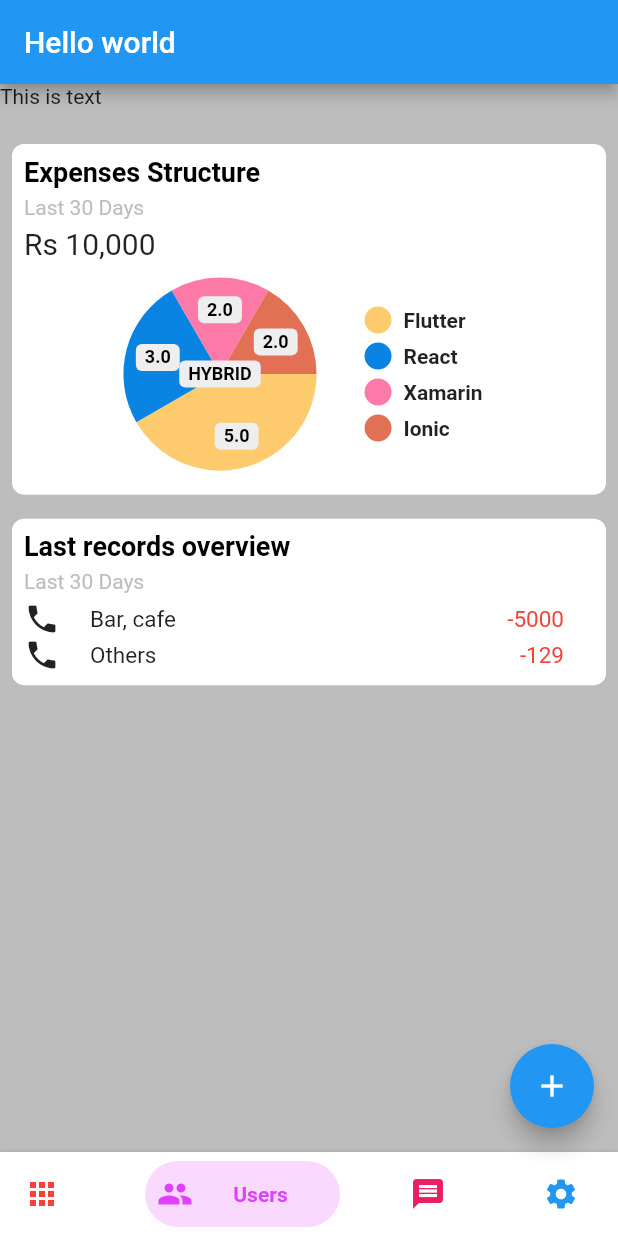
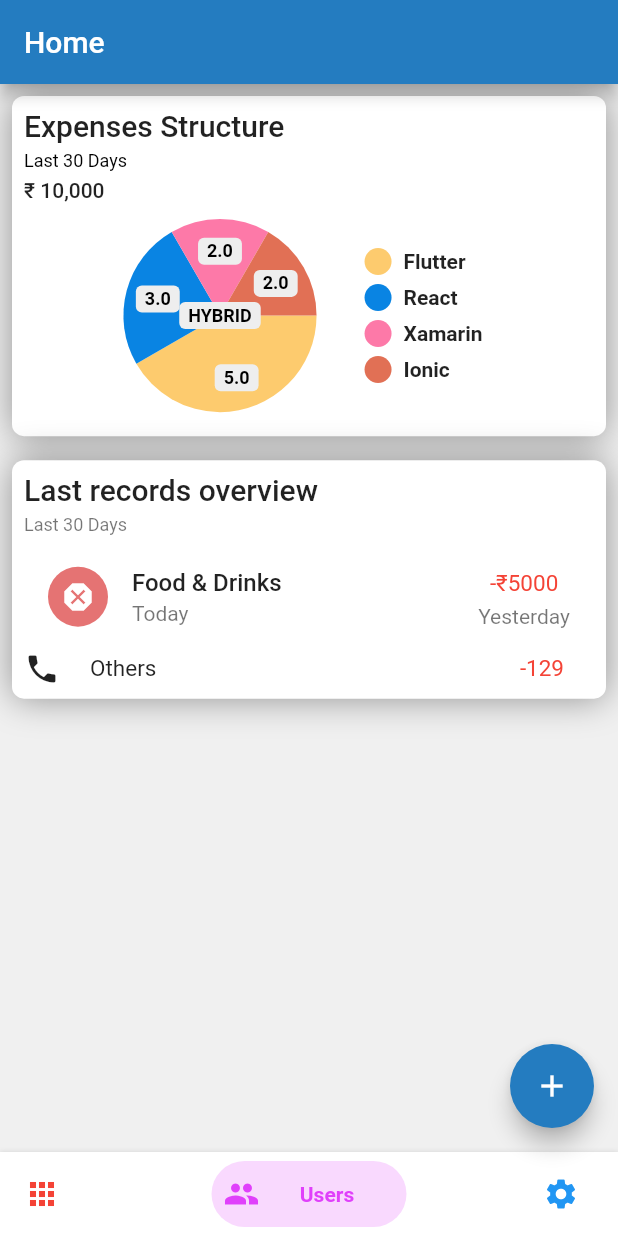
Before and after one commit to ain-py/hackjmi, a Flutter app: the screen it shows after launch, item 2 of the bottom bar chosen, on a phone screen of 412 x 824 dp. Run offline on Flutter 3.47's test engine with Material 2 defaults, Android fonts, the phone set to English and light mode, and no system bars; drawn by our look-alikes of bottom_navy_bar, pie_chart.

Commit message:
added shadows + changed last records overview

```diff
--- a/lib/main.dart
+++ b/lib/main.dart
@@ -2,6 +2,7 @@
 
 import 'package:app/provider/main_provider.dart';
 import 'package:app/screens/home_page.dart';
+import 'package:app/utils/colors.dart';
 import 'package:flutter/material.dart';
 import 'package:provider/provider.dart';
 
@@ -19,7 +20,7 @@
   Widget build(BuildContext context) {
     return MaterialApp(
       theme: ThemeData(
-        primarySwatch: Colors.blue,
+        primarySwatch: colors.primary_app,
       ),
       home: const HomePage(),
     );
--- a/lib/screens/home_page.dart
+++ b/lib/screens/home_page.dart
@@ -2,10 +2,13 @@
 import 'dart:io';
 
 import 'package:app/models/expense_model.dart';
+import 'package:app/utils/constants.dart';
 import 'package:bottom_navy_bar/bottom_navy_bar.dart';
 import 'package:flutter/material.dart';
 import 'package:flutter/services.dart';
 import 'package:pie_chart/pie_chart.dart';
+import 'package:app/utils/colors.dart';
+import 'package:app/utils/constants.dart';
 
 class HomePage extends StatefulWidget {
   const HomePage({super.key});
@@ -45,15 +48,15 @@
     const Color(0xffe17055),
     const Color(0xff6c5ce7),
   ];
-
   @override
   int _currentIndex = 0;
   Widget build(BuildContext context) {
     getExpense();
     return Scaffold(
-      backgroundColor: Colors.grey[400],
+      backgroundColor: colors.gray,
       appBar: AppBar(
-        title: Text('Hello world'),
+        backgroundColor: colors.primary,
+        title: Text('Home'),
       ),
       floatingActionButton: FloatingActionButton(
         onPressed: () {},
@@ -79,14 +82,6 @@
             textAlign: TextAlign.center,
           ),
           BottomNavyBarItem(
-            icon: Icon(Icons.message),
-            title: Text(
-              'Messages test for mes teset test test ',
-            ),
-            activeColor: Colors.pink,
-            textAlign: TextAlign.center,
-          ),
-          BottomNavyBarItem(
             icon: Icon(Icons.settings),
             title: Text('Settings'),
             activeColor: Colors.blue,
@@ -99,14 +94,10 @@
         crossAxisAlignment: CrossAxisAlignment.start,
         children: [
           Container(
-            height: 32,
-            width: 100,
-            child: Text("This is text"),
-          ),
-          Container(
             decoration: BoxDecoration(
               borderRadius: BorderRadius.circular(8),
               color: Colors.white,
+              boxShadow: kboxShadow,
             ),
             padding: EdgeInsets.all(8),
             margin: EdgeInsets.all(8),
@@ -115,22 +106,22 @@
               children: [
                 Text(
                   "Expenses Structure",
-                  style: TextStyle(
-                      color: Colors.black,
-                      fontSize: 18,
-                      fontWeight: FontWeight.bold),
+                  style: Theme.of(context).textTheme.titleLarge,
                 ),
                 SizedBox(
                   height: 5,
                 ),
-                Text("Last 30 Days", style: TextStyle(color: Colors.grey[400])),
+                Text(
+                  "Last 30 Days",
+                  style: Theme.of(context).textTheme.labelMedium,
+                ),
                 SizedBox(
                   height: 5,
                 ),
-                Text("Rs 10,000",
-                    style: TextStyle(
-                      fontSize: 20,
-                    )),
+                Text(
+                  "₹ 10,000",
+                  style: Theme.of(context).textTheme.labelLarge,
+                ),
                 SizedBox(
                   height: 3,
                 ),
@@ -169,9 +160,9 @@
           Container(
             width: double.infinity,
             decoration: BoxDecoration(
-              borderRadius: BorderRadius.circular(8),
-              color: Colors.white,
-            ),
+                borderRadius: BorderRadius.circular(8),
+                color: Colors.white,
+                boxShadow: kboxShadow),
             padding: EdgeInsets.all(8),
             margin: EdgeInsets.all(8),
             child: Column(
@@ -179,34 +170,54 @@
               children: [
                 Text(
                   "Last records overview",
-                  style: TextStyle(
-                      color: Colors.black,
-                      fontSize: 18,
-                      fontWeight: FontWeight.bold),
+                  style: Theme.of(context).textTheme.titleLarge,
                 ),
                 SizedBox(
                   height: 5,
                 ),
-                Text("Last 30 Days", style: TextStyle(color: Colors.grey[400])),
+                Text("Last 30 Days",
+                    style: Theme.of(context)
+                        .textTheme
+                        .labelMedium!
+                        .copyWith(color: Colors.black54)),
                 SizedBox(
                   height: 5,
                 ),
                 //Item rows
-                Container(
-                  child: Row(
-                    mainAxisAlignment: MainAxisAlignment.start,
+
+                ListTile(
+                  leading: CircleAvatar(
+                    backgroundColor: Colors.red[300],
+                    child: Icon(
+                      Icons.dangerous,
+                      color: Colors.white,
+                    ),
+                  ),
+                  title: Text(
+                    'Food & Drinks',
+                    style: Theme.of(context)
+                        .textTheme
+                        .titleLarge!
+                        .copyWith(fontSize: 16),
+                  ),
+                  subtitle: Text('Today'),
+                  trailing: Column(
                     children: [
-                      Icon(Icons.phone),
                       SizedBox(
-                        width: 20,
+                        height: 10,
                       ),
-                      Text("Bar, cafe", style: TextStyle(fontSize: 15)),
-                      Spacer(),
-                      Text("-5000",
+                      Text("-₹5000",
                           style: TextStyle(color: Colors.red, fontSize: 15)),
                       SizedBox(
-                        width: 20,
+                        height: 5,
                       ),
+                      Text(
+                        'Yesterday',
+                        style: Theme.of(context)
+                            .textTheme
+                            .labelMedium!
+                            .copyWith(color: Colors.black54, fontSize: 14),
+                      )
                     ],
                   ),
                 ),
--- /dev/null
+++ b/lib/utils/colors.dart
@@ -0,0 +1,98 @@
+import 'package:flutter/material.dart';
+
+extension colors on ColorScheme {
+  static MaterialColor primary_app = const MaterialColor(
+    0xff247cc0,
+    <int, Color>{
+      50: primary,
+      100: primary,
+      200: primary,
+      300: primary,
+      400: primary,
+      500: primary,
+      600: primary,
+      700: primary,
+      800: primary,
+      900: primary,
+    },
+  );
+
+  static const Color primary = Color(0xff247cc0);
+
+  static const Color secondary = Color(0xffF0F0F0);
+
+  Color get btnColor => brightness == Brightness.dark ? whiteTemp : primary;
+
+  Color get lightWhite =>
+      brightness == Brightness.dark ? darkColor : const Color(0xffF6F6F6);
+
+  Color get fontColor =>
+      brightness == Brightness.dark ? whiteTemp : const Color(0xff212121);
+
+  static Color gray = const Color(0xfff0f0f0);
+
+  Color get simmerBase =>
+      brightness == Brightness.dark ? darkColor2 : Colors.grey[300]!;
+
+  Color get simmerHigh =>
+      brightness == Brightness.dark ? darkColor : Colors.grey[100]!;
+
+  static Color darkIcon = const Color(0xff9B9B9B);
+
+  static const Color lightWhite2 = Color(0xffEEF2F3);
+
+  static const Color yellow = Color(0xfffdd901);
+
+  static const Color red = Colors.red;
+
+  Color get lightBlack =>
+      brightness == Brightness.dark ? whiteTemp : const Color(0xff52575C);
+
+  Color get lightBlack2 =>
+      brightness == Brightness.dark ? Colors.white70 : const Color(0xff999999);
+
+  static const Color darkColor = Color(0xff1E2829);
+  static const Color darkColor2 = Color(0xff303E40);
+  static const Color darkColor3 = Color(0xff465a5d);
+
+  Color get white =>
+      brightness == Brightness.dark ? darkColor2 : const Color(0xffFFFFFF);
+  static const Color whiteTemp = Color(0xffFFFFFF);
+
+  Color get black =>
+      brightness == Brightness.dark ? whiteTemp : const Color(0xff000000);
+
+  static const Color white10 = Colors.white10;
+  static const Color white30 = Colors.white30;
+  Color get white70 =>
+      brightness == Brightness.dark ? Colors.black87 : Colors.white70;
+
+  static const Color black54 = Colors.black54;
+  static const Color black12 = Colors.black12;
+  static const Color disableColor = Color(0xffEEF2F9);
+
+  static const Color blackTemp = Color(0xff000000);
+
+  Color get black26 => brightness == Brightness.dark ? white30 : Colors.black26;
+  static const Color cardColor = Color(0xffFFFFFF);
+
+  Color get back1 => brightness == Brightness.dark
+      ? const Color(0xff1E3039)
+      : const Color(0x66a2d8fe);
+
+  Color get back2 => brightness == Brightness.dark
+      ? const Color(0xff09202C)
+      : const Color(0x66bdb1ff);
+
+  Color get back3 => brightness == Brightness.dark
+      ? const Color(0xff10101E)
+      : const Color(0x66EFAFBF);
+
+  Color get back4 => brightness == Brightness.dark
+      ? const Color(0xff171515)
+      : const Color(0x66F9DED7);
+
+  Color get back5 => brightness == Brightness.dark
+      ? const Color(0xff0F1412)
+      : const Color(0x66C6F8E5);
+}
--- /dev/null
+++ b/lib/utils/constants.dart
@@ -0,0 +1,8 @@
+import 'package:flutter/material.dart';
+
+const List<BoxShadow> kboxShadow = [
+  BoxShadow(
+    color: Color.fromARGB(101, 0, 0, 0),
+    blurRadius: 20.0,
+  ),
+];
```
